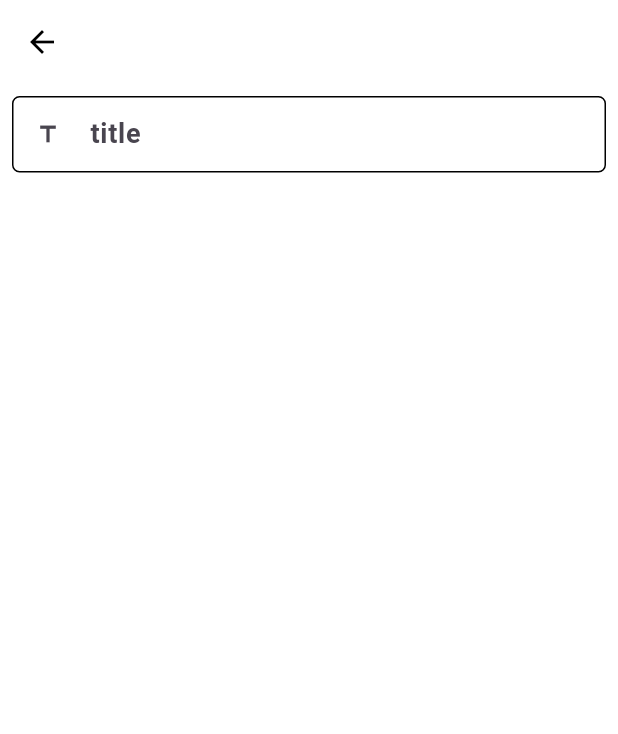
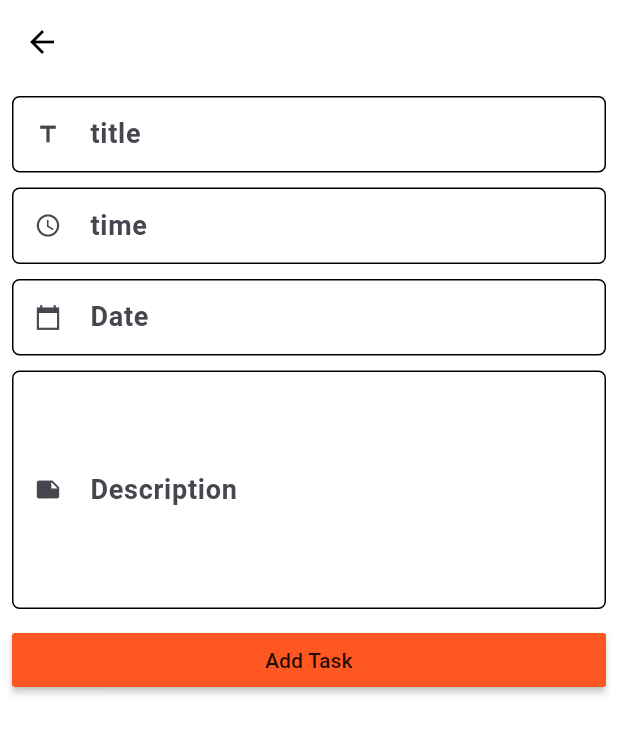
Before and after one commit to anettaj/todo_bloc_sqlite, a Flutter app: the AddTaskScreen screen opened directly, on a phone screen of 412 x 824 dp. Shown: the top 734 px of the screen. Run offline on Flutter 3.47's test engine with Material 3 defaults, Android fonts, the phone set to English and light mode, and no system bars; our stand-ins replace flutter_bloc, sqflite; accounts and stored records are empty.

Commit message:
add task -fields added

```diff
--- a/lib/shared/componant.dart
+++ b/lib/shared/componant.dart
@@ -10,8 +10,12 @@ Widget CustomTextFormField({
   required String label,
   required String hintText,
   required IconData prefixIcon,
+  GestureTapCallback? onTap,
+  int?maxlines
 })=>
     TextFormField(
+      maxLines: maxlines,
+      onTap: onTap,
       controller: controller,
       keyboardType: keyboardType,
       onFieldSubmitted: submit,
--- a/lib/views/add_task_screen.dart
+++ b/lib/views/add_task_screen.dart
@@ -1,18 +1,23 @@
 import 'package:flutter/material.dart';
 import 'package:todo_bloc_sqlite/shared/componant.dart';
+import 'package:intl/intl.dart';
 
 class AddTaskScreen extends StatelessWidget {
   TextEditingController titleController=TextEditingController();
+  TextEditingController timeController=TextEditingController();
+  TextEditingController dateController=TextEditingController();
+  TextEditingController desController=TextEditingController();
 
   @override
   Widget build(BuildContext context) {
     return Scaffold(
       appBar: AppBar(),
-      body: Column(
+      body: SingleChildScrollView(
+        child: Padding(
+          padding: const EdgeInsets.all(8.0),
+          child: Column(
             children: [
-          Padding(
-            padding: const EdgeInsets.all(8.0),
-            child: CustomTextFormField(
+              CustomTextFormField(
                   controller: titleController,
                   keyboardType: TextInputType.text,
                   validator: (String? value){
@@ -25,8 +30,89 @@ class AddTaskScreen extends StatelessWidget {
                   hintText: "Add your Title",
                   prefixIcon: Icons.title
               ),
+              SizedBox(
+                height: 10,
+              ),
+              CustomTextFormField(
+                  controller: timeController,
+                  keyboardType: TextInputType.datetime,
+                  validator: (String? value){
+                    if(value!.isEmpty)
+                    {
+                      return 'Please add your Time';
+                    }
+                  },
+                  label: 'time',
+                  hintText: "Add Time",
+                  prefixIcon: Icons.watch_later_outlined,
+                onTap: (){
+                    showTimePicker(context: context, initialTime: TimeOfDay.now())
+                        .then((value){
+                          timeController.text=value!.format(context);
+                    })
+                        .catchError((error){
+                          timeController.clear();
+                    });
+                }
+              ),
+              SizedBox(
+                height: 10,
+              ),
+              CustomTextFormField(
+                  controller: dateController,
+                  keyboardType: TextInputType.datetime,
+                  validator: (String? value){
+                    if(value!.isEmpty)
+                    {
+                      return 'Please add your Date';
+                    }
+                  },
+                  label: 'Date',
+                  hintText: "Add your Date",
+                  prefixIcon: Icons.calendar_today_sharp,
+                onTap: (){
+                    showDatePicker(
+                        context: context,
+                        initialDate: DateTime.now(),
+                        firstDate: DateTime.now(),
+                        lastDate: DateTime.parse('2040-12-30')
+                    )
+                        .then((value) {
+                      dateController.text= DateFormat.yMd().format(value!);
+                    })
+                        .catchError((error){
+                          dateController.clear();
+                    });
+                }
+              ),
+              SizedBox(
+                height: 10,
+              ),
+              CustomTextFormField(
+                  controller: desController,
+                  keyboardType: TextInputType.text,
+                  maxlines: 5,
+                  validator: (String? value){
+                    if(value!.isEmpty)
+                    {
+                      return 'Please add your Description';
+                    }
+                  },
+                  label: 'Description',
+                  hintText: "Add your Discription",
+                  prefixIcon: Icons.note
+              ),
+              SizedBox(
+                height: 10,
+              ),
+              MaterialButton(onPressed: (){},
+                minWidth: double.infinity,
+                color: Colors.deepOrange,
+              child: Text("Add Task"),
               )
             ],
+          ),
+        ),
       ),
     );
   }
```
Lines whose indentation alone changed are shown as unchanged.
